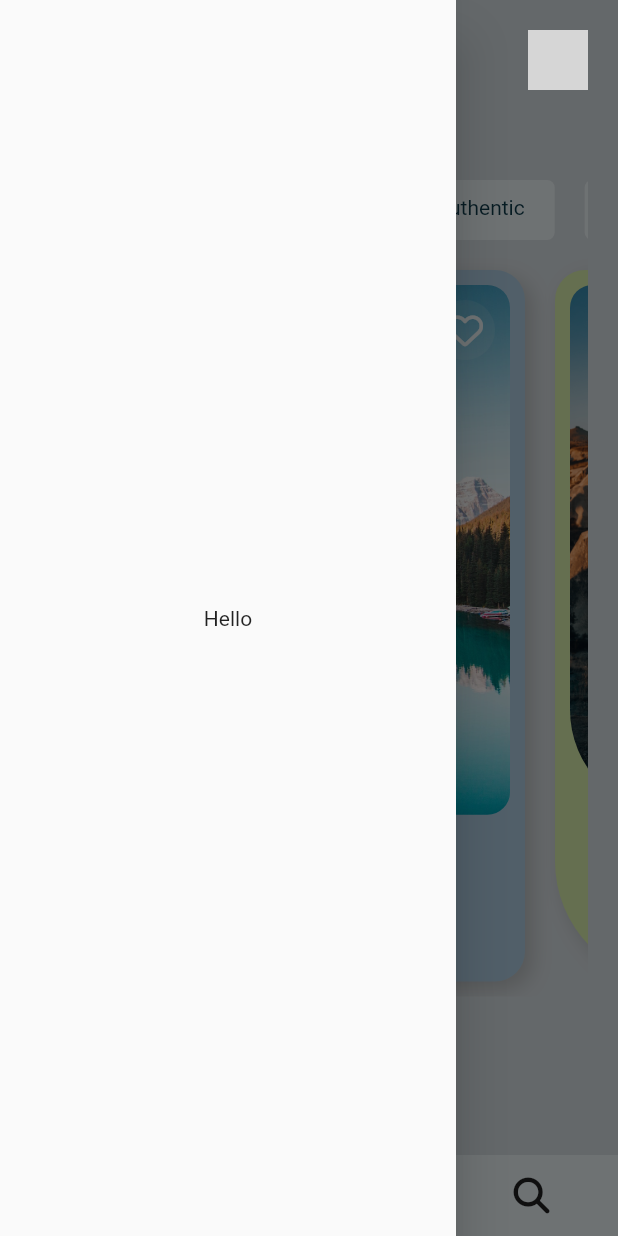
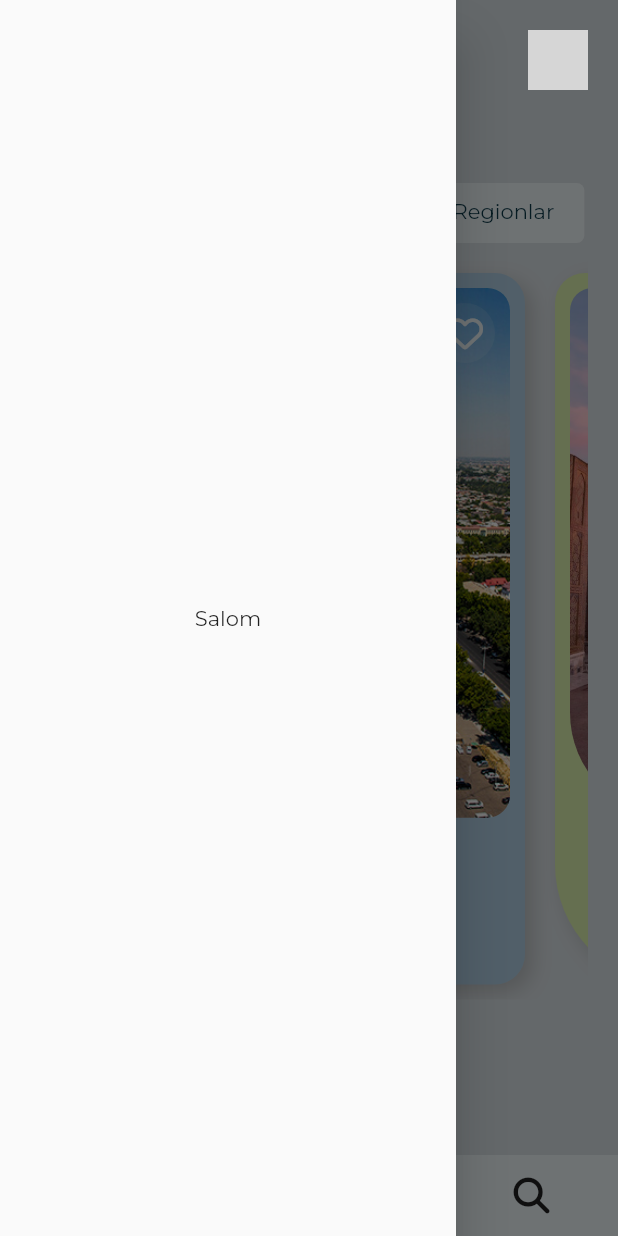
Before and after one commit to AsadbekDeveloper/travel_app_ui, a Flutter app: the screen it shows after launch, after a tap on an icon or button, on a phone screen of 412 x 824 dp. Run offline on Flutter 3.47's test engine with Material 2 defaults, Android fonts, the phone set to English and light mode, and no system bars; our stand-ins replace faker, font_awesome_flutter, google_fonts; network calls fail; grey boxes are pictures that could not be loaded.

Commit message:
Translating, adapting

```diff
--- a/lib/constants.dart
+++ b/lib/constants.dart
@@ -8,43 +8,12 @@ const cardBlue = Color.fromARGB(255, 177, 208, 229);
 const bgWhite = Color.fromARGB(255, 219, 226, 230);
 
 final mainHeader = GoogleFonts.bodoniModa(fontSize: 26);
-final bodyDark = GoogleFonts.roboto(fontSize: 16, color: mainAccent);
-final bodyWhite = GoogleFonts.roboto(fontSize: 16, color: mainWhite);
+final bodyDark = TextStyle(fontSize: 16, color: mainAccent);
+final descText = TextStyle(fontSize: 16, color: mainAccent);
+final bodyWhite = TextStyle(fontSize: 16, color: mainWhite);
 
 const categoryList = [
-  'Suggested',
-  'Touristic',
-  'Authentic',
-  'Arctic',
-  'Tropic'
+  'Shaharlar',
+  'Viloyatlar',
+  'Regionlar',
 ];
-
-var placesList = [
-  Place(
-    name: 'Mykines Island',
-    location: 'Faroe islands',
-  ),
-  Place(
-    name: 'Bora Bora',
-    location: 'French Polynesia',
-  ),
-  Place(
-    name: 'Machu Picchu',
-    location: 'Peru',
-  ),
-  Place(
-    name: 'Great Barrier Reef',
-    location: 'Australia',
-  ),
-  Place(
-    name: 'Calton Hill',
-    location: 'Scotland',
-  ),
-];
-
-class Place {
-  final String name;
-  final String location;
-
-  Place({required this.name, required this.location});
-}
--- a/lib/main.dart
+++ b/lib/main.dart
@@ -1,13 +1,40 @@
 import 'package:flutter/material.dart';
+import 'package:google_fonts/google_fonts.dart';
+import 'package:provider/provider.dart';
+import 'package:travel_app_ui/providers/data_provider.dart';
 import 'constants.dart';
 import './screens/home_page.dart';
 
 void main(List<String> args) {
-  runApp(const MyApp());
+  WidgetsFlutterBinding.ensureInitialized();
+  runApp(
+    MultiProvider(
+      providers: [
+        ChangeNotifierProvider(
+          create: ((context) => DataProvider()),
+        ),
+      ],
+      child: const MyApp(),
+    ),
+  );
 }
 
-class MyApp extends StatelessWidget {
+class MyApp extends StatefulWidget {
   const MyApp({super.key});
+
+  @override
+  State<MyApp> createState() => _MyAppState();
+}
+
+class _MyAppState extends State<MyApp> {
+  @override
+  void initState() {
+    // TODO: implement initState
+    super.initState();
+    WidgetsBinding.instance.addPostFrameCallback((timeStamp) {
+      Provider.of<DataProvider>(context, listen: false).initializeCities();
+    });
+  }
 
   @override
   Widget build(BuildContext context) {
@@ -16,6 +43,7 @@ class MyApp extends StatelessWidget {
       theme: ThemeData(
         colorScheme: ColorScheme.fromSwatch().copyWith(secondary: mainAccent),
         scaffoldBackgroundColor: bgWhite,
+        fontFamily: GoogleFonts.montserrat().fontFamily,
       ),
       home: const HomePage(),
     );
--- /dev/null
+++ b/lib/providers/city_model.dart
@@ -0,0 +1,25 @@
+class CityModel {
+  final String name;
+  final String region;
+  final String type;
+  final String description;
+  final String image;
+
+  CityModel({
+    required this.name,
+    required this.region,
+    required this.type,
+    required this.description,
+    required this.image,
+  });
+
+  factory CityModel.fromMap(Map<String, dynamic> map) {
+    return CityModel(
+      name: map['name'] as String,
+      region: map['region'] as String,
+      type: map['type'] as String,
+      description: map['description'] as String,
+      image: map['image'] as String,
+    );
+  }
+}
--- /dev/null
+++ b/lib/providers/data_provider.dart
@@ -0,0 +1,24 @@
+import 'dart:convert';
+
+import 'package:flutter/foundation.dart';
+import 'package:flutter/services.dart';
+import 'package:travel_app_ui/providers/city_model.dart';
+
+class DataProvider extends ChangeNotifier {
+  List<CityModel> _cities = [];
+  List<CityModel> get cities => _cities;
+  CityModel getCityByIndex(int index) {
+    return _cities[index];
+  }
+
+  Future initializeCities() async {
+    final String response =
+        await rootBundle.loadString('assets/data/cities.json');
+    final data = await jsonDecode(response);
+    final cities = data["city"] as List;
+    for (var city in cities) {
+      _cities.add(CityModel.fromMap(city));
+    }
+    notifyListeners();
+  }
+}
--- a/lib/screens/card_item_page.dart
+++ b/lib/screens/card_item_page.dart
@@ -1,6 +1,8 @@
 import 'package:faker/faker.dart';
 import 'package:flutter/material.dart';
 import 'package:font_awesome_flutter/font_awesome_flutter.dart';
+import 'package:provider/provider.dart';
+import 'package:travel_app_ui/providers/data_provider.dart';
 import '../constants.dart';
 
 class CardItemPage extends StatelessWidget {
@@ -9,6 +11,7 @@ class CardItemPage extends StatelessWidget {
   @override
   Widget build(BuildContext context) {
     final size = MediaQuery.of(context).size;
+    final city = Provider.of<DataProvider>(context).getCityByIndex(index);
     bool isGreen = index % 2 == 1;
 
     return Scaffold(
@@ -22,12 +25,13 @@ class CardItemPage extends StatelessWidget {
                   SizedBox(
                     height: size.height * 2 / 3,
                     child: Hero(
-                      tag: 'image$index',
+                      tag: city.name,
                       child: ClipRRect(
                         borderRadius: const BorderRadius.only(
                           bottomRight: Radius.circular(80),
                         ),
-                        child: Image.asset('assets/ (${index + 1}).jpg',
+                        child: Image.asset(
+                            'assets/${city.type}/${city.image}.jpg',
                             fit: BoxFit.cover),
                       ),
                     ),
@@ -55,7 +59,7 @@ class CardItemPage extends StatelessWidget {
                   crossAxisAlignment: CrossAxisAlignment.start,
                   children: [
                     Text(
-                      placesList[index].name,
+                      city.name,
                       style: mainHeader,
                     ),
                     Padding(
@@ -70,14 +74,15 @@ class CardItemPage extends StatelessWidget {
                             width: 10,
                           ),
                           Text(
-                            placesList[index].location,
+                            city.region,
                             style: bodyDark,
                           ),
                         ],
                       ),
                     ),
                     Text(
-                      Faker().lorem.sentences(30).toString(),
+                      city.description,
+                      style: descText,
                     ),
                   ],
                 ),
--- a/lib/screens/home_page.dart
+++ b/lib/screens/home_page.dart
@@ -1,5 +1,7 @@
 import 'package:flutter/material.dart';
 import 'package:font_awesome_flutter/font_awesome_flutter.dart';
+import 'package:provider/provider.dart';
+import 'package:travel_app_ui/providers/data_provider.dart';
 import '../constants.dart';
 import '../widgets/bottom_navbar.dart';
 import '../widgets/category_item.dart';
@@ -16,6 +18,7 @@ class _HomePageState extends State<HomePage> {
   var selectedIndex = 1;
   @override
   Widget build(BuildContext context) {
+    final cities = Provider.of<DataProvider>(context).cities;
     final size = MediaQuery.of(context).size;
     return Scaffold(
       extendBody: true,
@@ -48,7 +51,7 @@ class _HomePageState extends State<HomePage> {
           crossAxisAlignment: CrossAxisAlignment.start,
           children: [
             Text(
-              'Discover new places',
+              'O\'zbekistonni bilib oling!',
               style: mainHeader,
             ),
             SizedBox(
@@ -71,8 +74,8 @@ class _HomePageState extends State<HomePage> {
               child: ListView.builder(
                   clipBehavior: Clip.antiAlias,
                   scrollDirection: Axis.horizontal,
-                  itemCount: placesList.length,
-                  itemBuilder: ((context, index) => PlaceCard(index: index))),
+                  itemCount: cities.length,
+                  itemBuilder: (context, index) => PlaceCard(index: index)),
             )
           ],
         ),
@@ -92,7 +95,7 @@ class _HomePageState extends State<HomePage> {
       floatingActionButtonLocation: FloatingActionButtonLocation.centerDocked,
       drawer: const Drawer(
         child: Center(
-          child: Text('Hello'),
+          child: Text('Salom'),
         ),
       ),
     );
--- a/lib/widgets/place_card.dart
+++ b/lib/widgets/place_card.dart
@@ -1,4 +1,7 @@
 import 'package:flutter/material.dart';
+import 'package:provider/provider.dart';
+import 'package:travel_app_ui/providers/city_model.dart';
+import 'package:travel_app_ui/providers/data_provider.dart';
 import '../constants.dart';
 import 'package:font_awesome_flutter/font_awesome_flutter.dart';
 
@@ -10,6 +13,8 @@ class PlaceCard extends StatelessWidget {
 
   @override
   Widget build(BuildContext context) {
+    final city =
+        Provider.of<DataProvider>(context, listen: false).getCityByIndex(index);
     final size = MediaQuery.of(context).size;
 
     bool isGreen = index % 2 == 1;
@@ -55,7 +60,7 @@ class PlaceCard extends StatelessWidget {
                   height: size.height * 3 / 7,
                   width: double.infinity,
                   child: Hero(
-                    tag: 'image$index',
+                    tag: city.name,
                     child: ClipRRect(
                       borderRadius: const BorderRadius.only(
                         topLeft: Radius.circular(15),
@@ -63,7 +68,8 @@ class PlaceCard extends StatelessWidget {
                         bottomLeft: Radius.circular(70),
                         bottomRight: Radius.circular(15),
                       ),
-                      child: Image.asset('assets/ (${index + 1}).jpg',
+                      child: Image.asset(
+                          'assets/${city.type}/${city.image}.jpg',
                           fit: BoxFit.cover),
                     ),
                   ),
@@ -88,7 +94,7 @@ class PlaceCard extends StatelessWidget {
                 mainAxisAlignment: MainAxisAlignment.spaceAround,
                 children: [
                   Text(
-                    placesList[index].name,
+                    city.name,
                     style: mainHeader,
                   ),
                   Row(
@@ -102,7 +108,7 @@ class PlaceCard extends StatelessWidget {
                         width: 10,
                       ),
                       Text(
-                        placesList[index].location,
+                        city.region,
                         style: bodyDark,
                       ),
                     ],
--- a/pubspec.yaml
+++ b/pubspec.yaml
@@ -39,6 +39,7 @@ dependencies:
   font_awesome_flutter: ^10.2.1
   google_fonts: ^3.0.1
   faker: ^2.0.0
+  provider: ^6.0.4
 
 dev_dependencies:
   flutter_test:
@@ -65,6 +66,8 @@ flutter:
   # To add assets to your application, add an assets section, like this:
   assets:
     - assets/
+    - assets/data/
+    - assets/city/
   #   - images/a_dot_ham.jpeg
 
   # An image asset can refer to one or more resolution-specific "variants", see
```
Also changed, not shown: assets/data/cities.json (added, +18 -0 lines), assets/city/samarkand.jpg (added), assets/city/tashkent.jpg (added), pubspec.lock.
